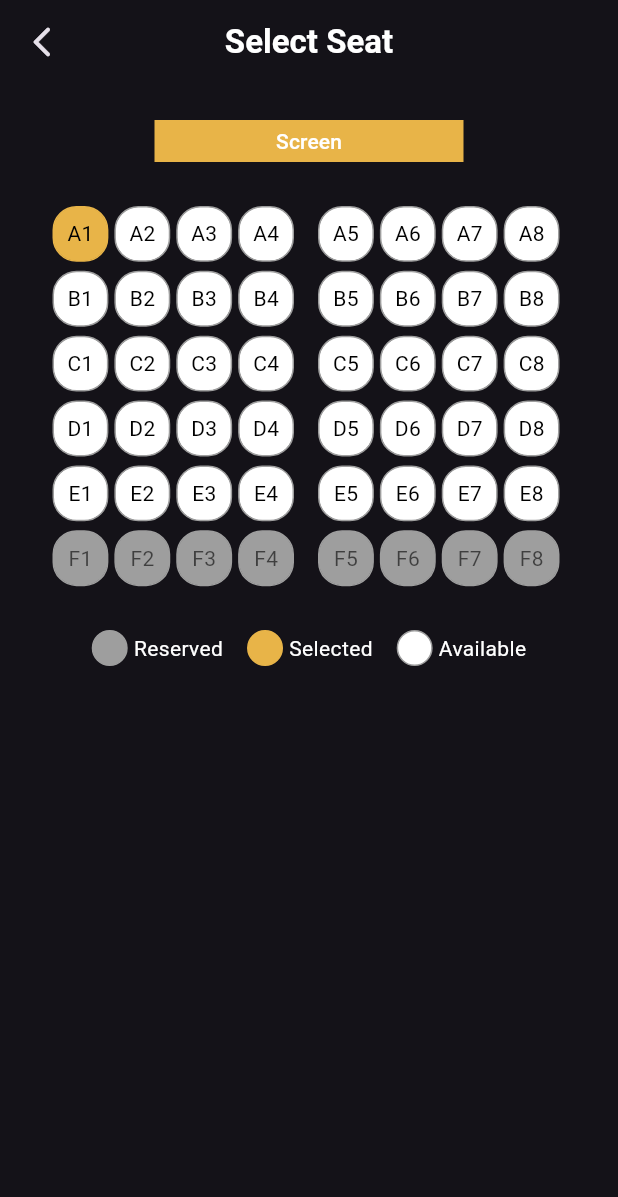
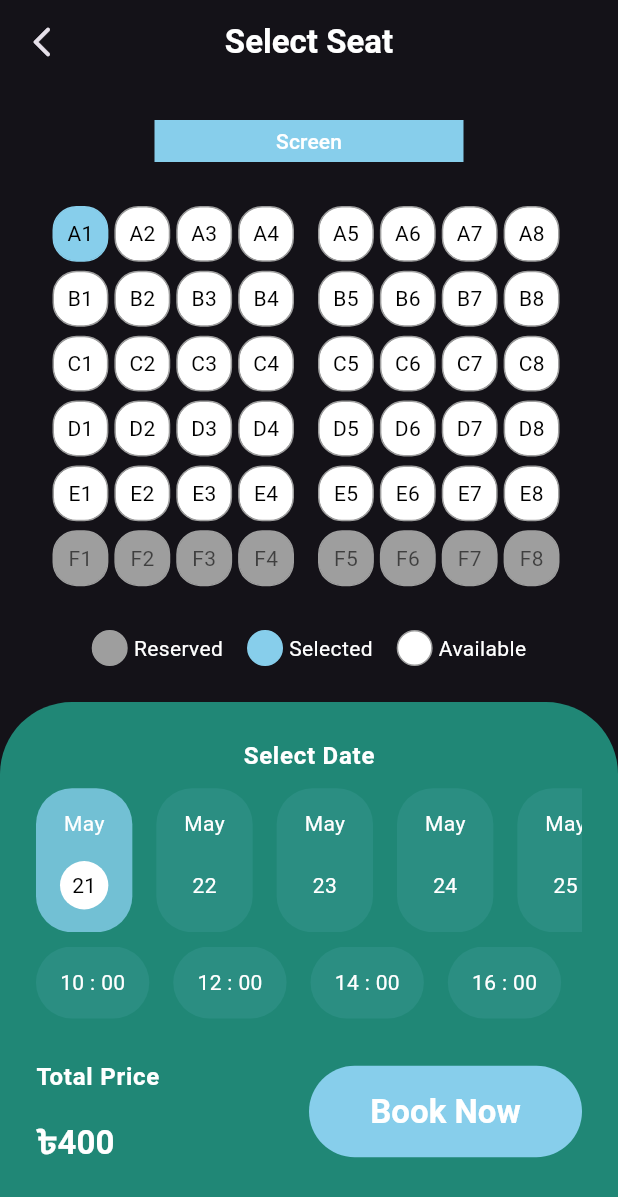
Before and after one commit to Yeash1213/CSE327-Group4-Project, a Flutter app: the MovieBookingScreen screen opened by its route, after a tap on an icon or button, on a phone screen of 412 x 824 dp. Shown: the top 1197 px of the screen. Run offline on Flutter 3.47's test engine with Material 3 defaults, Android fonts, the phone set to English and light mode, and no system bars; our stand-ins replace carousel_slider.

Commit message:
booking feature added and app color file updated

```diff
--- a/lib/core/theme/app_color.dart
+++ b/lib/core/theme/app_color.dart
@@ -1,26 +1,26 @@
 import 'package:flutter/material.dart';
 
 class AppColor {
-  static Color primaryColor = const Color(0xFFE8B448);
-  static Color secondaryColor = const Color.fromARGB(255, 3, 8, 104);
-  static Color white = const Color(0xFFFFFFFF);
+  static Color primaryColor = const Color(0xFF87CEEB);
+  static Color secondaryColor = const Color(0xFF81D4FA);
+  static Color white = Color.fromARGB(255, 255, 255, 255);
   static Color black = const Color(0xFF000000);
-  static Color backgroundBlack = const Color.fromARGB(255, 37, 37, 37);
-  static Color backgroundGray = const Color.fromRGBO(238, 238, 238, 1);
+  static Color backgroundBlack = Color.fromARGB(255, 32, 135, 118);
+  static Color backgroundGray = Color.fromARGB(255, 17, 183, 202);
 
   static MaterialColor primarySwatch = const MaterialColor(
-    0xFFE8B448,
+    0xFF87CEEB,
     {
-      50: Color(0xFFf4daa4),
-      100: Color(0xFFf1d291),
-      200: Color(0xFFefcb7f),
-      300: Color(0xFFedc36d),
-      400: Color(0xFFeabc5a),
-      500: Color(0xFFE8B448),
-      600: Color(0xFFd1a241),
-      700: Color(0xFFba903a),
-      800: Color(0xFFa27e32),
-      900: Color(0xFF8b6c2b),
+      50: Color(0xFFE0F7FA), // lightest
+      100: Color(0xFFB3E5FC),
+      200: Color(0xFF81D4FA),
+      300: Color(0xFF4FC3F7),
+      400: Color(0xFF29B6F6),
+      500: Color(0xFF03A9F4), // primary
+      600: Color(0xFF039BE5),
+      700: Color(0xFF0288D1),
+      800: Color(0xFF0277BD),
+      900: Color(0xFF01579B), // darkest
     },
   );
 }
--- /dev/null
+++ b/lib/core/utils/date_time_extension.dart
@@ -0,0 +1,36 @@
+extension DateTimeExtension on DateTime {
+  String get monthName {
+    switch (month) {
+      case DateTime.january:
+        return "Jan";
+      case DateTime.february:
+        return "Feb";
+      case DateTime.march:
+        return "Mar";
+      case DateTime.april:
+        return "Apr";
+      case DateTime.may:
+        return "May";
+      case DateTime.june:
+        return "Jun";
+      case DateTime.july:
+        return "Jul";
+      case DateTime.august:
+        return "Aug";
+      case DateTime.september:
+        return "Sep";
+      case DateTime.october:
+        return "Oct";
+      case DateTime.november:
+        return "Nov";
+      case DateTime.december:
+        return "Dec";
+      default:
+        return "";
+    }
+  }
+
+  String get simpleDate {
+    return "$day/$month/$year";
+  }
+}
--- a/lib/feature/home/presentation/widget/now_playing_movie_widget.dart
+++ b/lib/feature/home/presentation/widget/now_playing_movie_widget.dart
@@ -104,7 +104,7 @@ class __NowPlayingItemState extends State<_NowPlayingItem> {
                           style: Theme.of(context)
                               .textTheme
                               .bodyLarge
-                              ?.copyWith(color: AppColor.primaryColor),
+                              ?.copyWith(color: AppColor.white),
                           maxLines: 1,
                           textAlign: TextAlign.center,
                         ),
--- a/lib/feature/movie_booking/model/presentation/movie_booking_screen.dart
+++ b/lib/feature/movie_booking/model/presentation/movie_booking_screen.dart
@@ -1,7 +1,10 @@
 import 'package:flutter/material.dart';
 import 'package:flutter/services.dart';
 import 'package:flutter_application_1/core/theme/app_color.dart';
+import 'package:flutter_application_1/core/utils/date_time_extension.dart';
+import 'package:flutter_application_1/feature/movie_booking/model/presentation/widget/date_widget.dart';
 import 'package:flutter_application_1/feature/movie_booking/model/presentation/widget/seat_widget.dart';
+import 'package:flutter_application_1/feature/movie_booking/model/presentation/widget/time_widget.dart';
 
 class MovieBookingScreen extends StatefulWidget {
   const MovieBookingScreen({super.key});
@@ -117,7 +120,129 @@ class _MovieBookingScreenState extends State<MovieBookingScreen> {
                 ),
               );
             },
-          )
+          ),
+          Expanded(
+            child: Container(
+              decoration: BoxDecoration(
+                borderRadius: const BorderRadius.vertical(
+                  top: Radius.circular(48),
+                ),
+                color: Theme.of(context).scaffoldBackgroundColor,
+              ),
+              padding: const EdgeInsets.fromLTRB(24, 24, 24, 48),
+              child: Column(
+                mainAxisAlignment: MainAxisAlignment.spaceBetween,
+                children: [
+                  Text(
+                    "Select Date",
+                    style: Theme.of(context).textTheme.bodyLarge,
+                  ),
+                  ValueListenableBuilder<DateTime>(
+                    valueListenable: selectedDate,
+                    builder: (context, value, _) {
+                      return SizedBox(
+                        height: 96,
+                        width: MediaQuery.of(context).size.width,
+                        child: ListView(
+                          scrollDirection: Axis.horizontal,
+                          children: List.generate(
+                            14,
+                            (index) {
+                              final date = DateTime.now().add(
+                                Duration(days: index),
+                              );
+                              return InkWell(
+                                onTap: () {
+                                  selectedDate.value = date;
+                                },
+                                child: DateWidget(
+                                  date: date,
+                                  isSelected:
+                                      value.simpleDate == date.simpleDate,
+                                ),
+                              );
+                            },
+                          ),
+                        ),
+                      );
+                    },
+                  ),
+                  ValueListenableBuilder<TimeOfDay?>(
+                    valueListenable: selectedTime,
+                    builder: (context, value, _) {
+                      return SizedBox(
+                        height: 48,
+                        width: MediaQuery.of(context).size.width,
+                        child: ListView(
+                          scrollDirection: Axis.horizontal,
+                          children: List.generate(
+                            8,
+                            (index) {
+                              final time = TimeOfDay(
+                                hour: 10 + (index * 2),
+                                minute: 0,
+                              );
+                              return InkWell(
+                                onTap: () {
+                                  selectedTime.value = time;
+                                },
+                                child: TimeWidget(
+                                  time: time,
+                                  isSelected: value == time,
+                                ),
+                              );
+                            },
+                          ),
+                        ),
+                      );
+                    },
+                  ),
+                  const SizedBox(height: 8),
+                  Row(
+                    children: [
+                      Expanded(
+                        child: Column(
+                          mainAxisSize: MainAxisSize.min,
+                          crossAxisAlignment: CrossAxisAlignment.start,
+                          children: [
+                            Text(
+                              "Total Price",
+                              style: Theme.of(context).textTheme.bodyLarge,
+                            ),
+                            const SizedBox(height: 16),
+                            ValueListenableBuilder<List<String>>(
+                              valueListenable: selectedSeat,
+                              builder: (context, value, _) {
+                                return Text(
+                                  "\৳${value.length * 400}",
+                                  style:
+                                      Theme.of(context).textTheme.headlineSmall,
+                                );
+                              },
+                            ),
+                          ],
+                        ),
+                      ),
+                      Expanded(
+                        child: Container(
+                          decoration: BoxDecoration(
+                            color: AppColor.primaryColor,
+                            borderRadius: BorderRadius.circular(32),
+                          ),
+                          padding: const EdgeInsets.all(16),
+                          alignment: Alignment.center,
+                          child: Text(
+                            "Book Now",
+                            style: Theme.of(context).textTheme.headlineSmall,
+                          ),
+                        ),
+                      ),
+                    ],
+                  )
+                ],
+              ),
+            ),
+          ),
         ],
       ),
     );
--- /dev/null
+++ b/lib/feature/movie_booking/model/presentation/widget/date_widget.dart
@@ -0,0 +1,53 @@
+import 'package:flutter/material.dart';
+import 'package:flutter_application_1/core/theme/app_color.dart';
+import 'package:flutter_application_1/core/utils/date_time_extension.dart';
+
+class DateWidget extends StatelessWidget {
+  const DateWidget({
+    super.key,
+    required this.date,
+    this.isSelected = false,
+  });
+
+  final DateTime date;
+  final bool isSelected;
+
+  @override
+  Widget build(BuildContext context) {
+    return AnimatedContainer(
+      duration: const Duration(milliseconds: 400),
+      decoration: BoxDecoration(
+        color: isSelected
+            ? AppColor.primaryColor.withOpacity(0.8)
+            : AppColor.primaryColor.withOpacity(0.1),
+        borderRadius: BorderRadius.circular(24),
+      ),
+      padding: const EdgeInsets.symmetric(horizontal: 16),
+      margin: const EdgeInsets.only(right: 16),
+      child: Column(
+        mainAxisAlignment: MainAxisAlignment.spaceEvenly,
+        children: [
+          Text(
+            date.monthName,
+            style: Theme.of(context).textTheme.bodyMedium,
+          ),
+          AnimatedContainer(
+            duration: const Duration(milliseconds: 400),
+            decoration: BoxDecoration(
+              shape: BoxShape.circle,
+              color: isSelected ? AppColor.white : null,
+            ),
+            padding: const EdgeInsets.all(8),
+            child: Text(
+              date.day.toString(),
+              style: Theme.of(context)
+                  .textTheme
+                  .bodyMedium
+                  ?.copyWith(color: isSelected ? AppColor.black : null),
+            ),
+          ),
+        ],
+      ),
+    );
+  }
+}
--- /dev/null
+++ b/lib/feature/movie_booking/model/presentation/widget/time_widget.dart
@@ -0,0 +1,33 @@
+import 'package:flutter/material.dart';
+import 'package:flutter_application_1/core/theme/app_color.dart';
+
+class TimeWidget extends StatelessWidget {
+  const TimeWidget({
+    super.key,
+    required this.time,
+    this.isSelected = false,
+  });
+
+  final TimeOfDay time;
+  final bool isSelected;
+
+  @override
+  Widget build(BuildContext context) {
+    return AnimatedContainer(
+      duration: const Duration(milliseconds: 400),
+      decoration: BoxDecoration(
+        color: isSelected
+            ? AppColor.primaryColor.withOpacity(0.8)
+            : AppColor.primaryColor.withOpacity(0.1),
+        borderRadius: BorderRadius.circular(24),
+      ),
+      padding: const EdgeInsets.symmetric(horizontal: 16),
+      margin: const EdgeInsets.only(right: 16),
+      alignment: Alignment.center,
+      child: Text(
+        "${time.hour < 10 ? "0${time.hour}" : "${time.hour}"} : ${time.minute < 10 ? "0${time.minute}" : "${time.minute}"}",
+        style: Theme.of(context).textTheme.bodyMedium,
+      ),
+    );
+  }
+}
```
